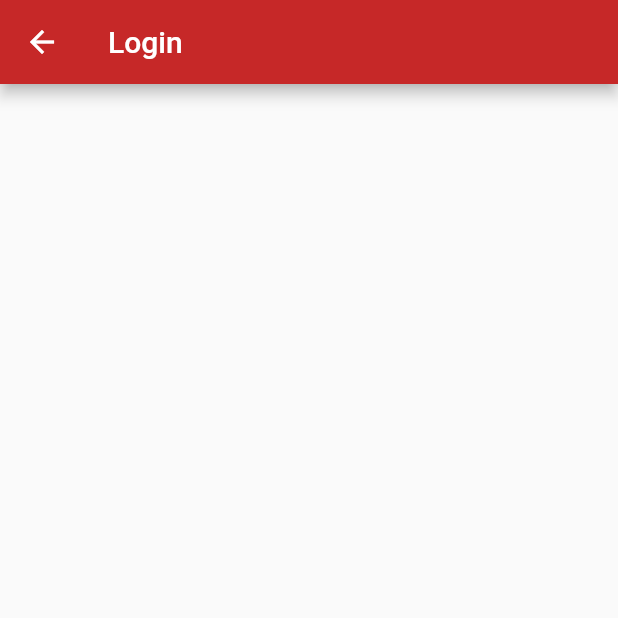
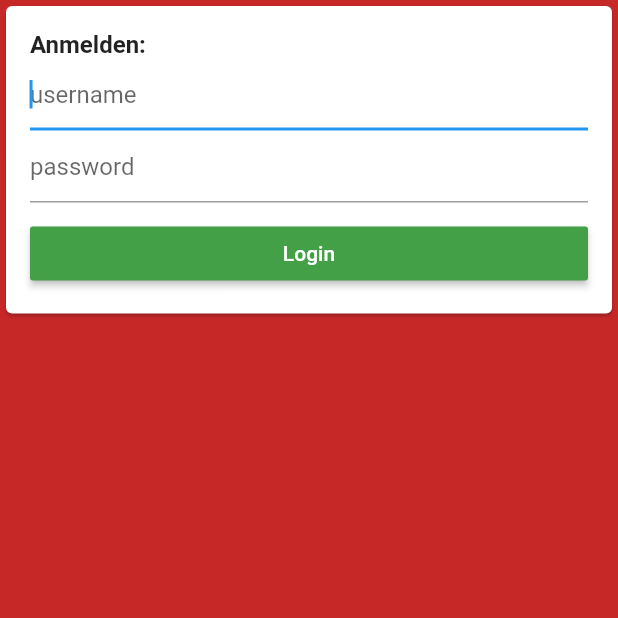
Before and after one commit to etrax-rescue/etrax-rescue-app, a Flutter app: the LoginPage screen opened by its route, on a phone screen of 412 x 824 dp, the top half of it. Run offline on Flutter 3.47's test engine with Material 2 defaults, Android fonts, the phone set to English and light mode, and no system bars; our stand-ins replace auto_route, bloc, dartz, data_connection_checker, equatable, flutter_bloc and 2 more; accounts and stored records are empty.

Commit message:
Finished functional login UI. UI style tweaks.

```diff
--- a/lib/core/util/uri_input_converter.dart
+++ b/lib/core/util/uri_input_converter.dart
@@ -3,6 +3,9 @@ import 'package:etrax_rescue_app/core/error/failures.dart';
 
 class UriInputConverter {
   Either<Failure, String> convert(String str) {
+    if (str.contains(' ')) {
+      return Left(InvalidInputFailure());
+    }
     Uri uri;
     try {
       uri = Uri.parse(str);
--- a/lib/features/authentication/presentation/pages/login_page.dart
+++ b/lib/features/authentication/presentation/pages/login_page.dart
@@ -1,4 +1,11 @@
 import 'package:flutter/material.dart';
+import 'package:flutter_bloc/flutter_bloc.dart';
+
+import '../../../../injection_container.dart';
+import '../../../appconnect/presentation/widgets/loading_widget.dart';
+import '../../../appconnect/presentation/widgets/message_display.dart';
+import '../bloc/authentication_bloc.dart';
+import '../widgets/login_controls.dart';
 
 class LoginPage extends StatelessWidget {
   const LoginPage({Key key}) : super(key: key);
@@ -6,10 +13,56 @@ class LoginPage extends StatelessWidget {
   @override
   Widget build(BuildContext context) {
     return Scaffold(
-      appBar: AppBar(
-        title: Text('Login'),
+      backgroundColor: Theme.of(context).primaryColor,
+      body: SingleChildScrollView(
+        child: buildBody(context),
       ),
-      body: Container(),
     );
   }
 }
+
+BlocProvider<AuthenticationBloc> buildBody(BuildContext context) {
+  return BlocProvider(
+    create: (_) => sl<AuthenticationBloc>(),
+    child: Column(
+      children: <Widget>[
+        SizedBox(height: MediaQuery.of(context).padding.top),
+        Card(
+          child: Center(
+            child: Padding(
+              padding: const EdgeInsets.all(16),
+              child: Column(
+                children: <Widget>[
+                  SizedBox(
+                    width: double.infinity,
+                    child: Text(
+                      'Anmelden:',
+                      style:
+                          TextStyle(fontSize: 16, fontWeight: FontWeight.bold),
+                    ),
+                  ),
+                  BlocBuilder<AuthenticationBloc, AuthenticationState>(
+                    builder: (context, state) {
+                      if (state is AuthenticationInitial) {
+                        return Container();
+                      } else if (state is AuthenticationVerifying) {
+                        return LoadingWidget();
+                      } else if (state is AuthenticationSuccess) {
+                        return MessageDisplay(message: 'Erfolg!');
+                      } else if (state is AuthenticationError) {
+                        return MessageDisplay(
+                          message: state.message,
+                        );
+                      }
+                    },
+                  ),
+                  LoginControls(),
+                ],
+              ),
+            ),
+          ),
+        ),
+      ],
+    ),
+  );
+}
--- /dev/null
+++ b/lib/features/authentication/presentation/widgets/login_controls.dart
@@ -0,0 +1,74 @@
+import 'package:flutter/material.dart';
+import 'package:flutter_bloc/flutter_bloc.dart';
+
+import '../bloc/authentication_bloc.dart';
+
+class LoginControls extends StatefulWidget {
+  LoginControls({Key key}) : super(key: key);
+
+  @override
+  _LoginControlsState createState() => _LoginControlsState();
+}
+
+class _LoginControlsState extends State<LoginControls> {
+  final _formKey = GlobalKey<FormState>();
+  String _usernameStr;
+  String _passwordStr;
+
+  @override
+  Widget build(BuildContext context) {
+    return Form(
+      key: _formKey,
+      child: Column(
+        children: [
+          TextFormField(
+            autofocus: true,
+            decoration: InputDecoration(
+              hintText: 'username',
+            ),
+            onChanged: (value) {
+              _usernameStr = value;
+            },
+            onSaved: (value) {
+              _usernameStr = value;
+            },
+            validator: (val) =>
+                val.length < 1 ? 'Bitte dieses Feld ausfüllen' : null,
+          ),
+          TextFormField(
+            keyboardType: TextInputType.visiblePassword,
+            decoration: InputDecoration(
+              hintText: 'password',
+            ),
+            onChanged: (value) {
+              _passwordStr = value;
+            },
+            onSaved: (value) {
+              _passwordStr = value;
+            },
+            validator: (val) =>
+                val.length < 1 ? 'Bitte dieses Feld ausfüllen' : null,
+            obscureText: true,
+          ),
+          SizedBox(height: 10),
+          SizedBox(
+            width: double.infinity,
+            child: RaisedButton(
+              child: Text('Login'),
+              color: Theme.of(context).accentColor,
+              textTheme: ButtonTextTheme.primary,
+              onPressed: submit,
+            ),
+          ),
+        ],
+      ),
+    );
+  }
+
+  void submit() {
+    if (_formKey.currentState.validate()) {
+      BlocProvider.of<AuthenticationBloc>(context)
+          .add(SubmitLogin(username: _usernameStr, password: _passwordStr));
+    }
+  }
+}
```
Also changed, not shown: lib/features/appconnect/presentation/pages/link_app_page.dart (+23 -10 lines), lib/features/appconnect/presentation/widgets/appconnect_controls.dart (added, +63 -0 lines), lib/features/appconnect/presentation/widgets/link_app_page_controls.dart (deleted, +0 -60 lines), lib/features/appconnect/presentation/widgets/message_display.dart (+5 -10 lines), lib/features/authentication/presentation/bloc/authentication_bloc.dart (+6 -5 lines), lib/injection_container.dart (+41 -1 lines), 3 other files.
